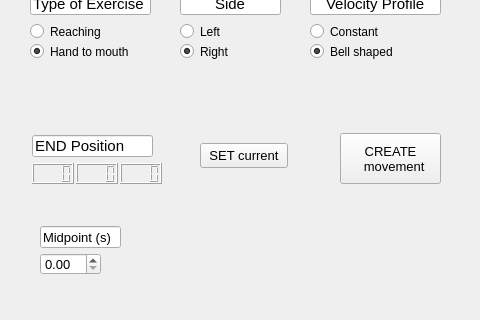
This is rehab_gui/rehab_gui/MovementWindow.ui in CNR-STIIMA-IRAS/Fit4Med as Qt 5 draws it before an edit; both pictures show x 0 to 480 and y 97 to 417 of the 480 by 933 pixel window. The edited form follows.
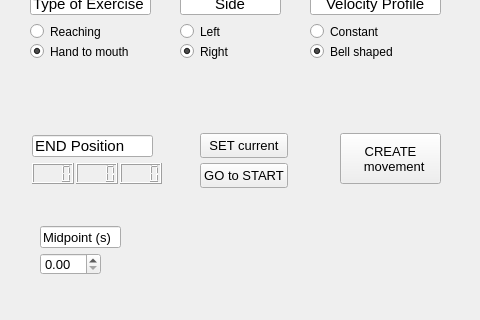
This is the edited form.

Commit message: home button

```diff
--- a/rehab_gui/rehab_gui/MovementWindow.ui
+++ b/rehab_gui/rehab_gui/MovementWindow.ui
@@ -475,7 +475,7 @@
    <property name="geometry">
     <rect>
      <x>200</x>
-     <y>240</y>
+     <y>230</y>
      <width>88</width>
      <height>25</height>
     </rect>
@@ -484,6 +484,19 @@
     <string>SET current</string>
    </property>
   </widget>
+  <widget class="QPushButton" name="pushButton_GOtoZERO">
+   <property name="geometry">
+    <rect>
+     <x>200</x>
+     <y>260</y>
+     <width>88</width>
+     <height>25</height>
+    </rect>
+   </property>
+   <property name="text">
+    <string>GO to START</string>
+   </property>
+  </widget>
  </widget>
  <tabstops>
   <tabstop>lineEdit_MovTime</tabstop>
```
The commit also changes 3 other files.
